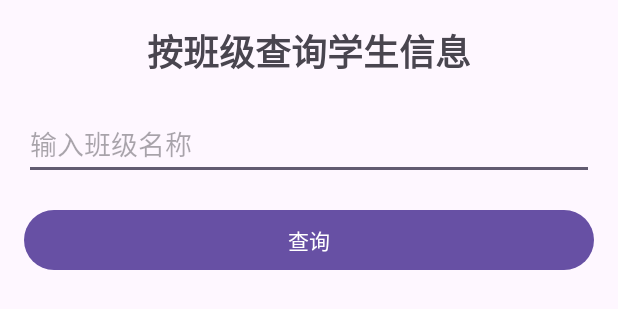
After one commit to Ww-Root-0/Android_student-information-management-system, an Android app: the layout stuclass.xml on its own in the app's theme, with its tools: preview values and no code run, on a phone screen of 412 x 824 dp. The commit adds this screen. Shown: the top 309 px of the screen. Run offline under Robolectric (Android 15) with nearby library versions, the phone set to English and light mode, and no system bars.

Commit message:
大致编写完成班级查询学生资料

```diff
--- a/app/src/main/java/com/example/myapp_keshe/Date/MyHelper.java
+++ b/app/src/main/java/com/example/myapp_keshe/Date/MyHelper.java
@@ -16,7 +16,7 @@ public class MyHelper extends SQLiteOpenHelper {
     public void onCreate(SQLiteDatabase db) {
         // 创建用户表
         db.execSQL("CREATE TABLE users (" +
-                "id INTEGER PRIMARY KEY AUTOINCREMENT, " +
+                "_id INTEGER PRIMARY KEY AUTOINCREMENT, " +
                 "name TEXT, " +
                 "gender TEXT, " +
                 "phone TEXT, " +
--- a/app/src/main/res/layout/home.xml
+++ b/app/src/main/res/layout/home.xml
@@ -9,7 +9,7 @@
         android:id="@+id/btnClassQuery"
         android:layout_width="wrap_content"
         android:layout_height="wrap_content"
-        android:text="班级查询" />
+        android:text="班级信息查询" />
 
     <Button
         android:id="@+id/btnStudentInfoQuery"
@@ -27,7 +27,7 @@
         android:id="@+id/btnUserManagement"
         android:layout_width="wrap_content"
         android:layout_height="wrap_content"
-        android:text="用户管理" />
+        android:text="账号管理" />
 
     <Button
         android:id="@+id/btnStudentManagement"
--- /dev/null
+++ b/app/src/main/res/layout/stuclass.xml
@@ -0,0 +1,35 @@
+<?xml version="1.0" encoding="utf-8"?>
+<LinearLayout xmlns:android="http://schemas.android.com/apk/res/android"
+    android:layout_width="match_parent"
+    android:layout_height="match_parent"
+    android:orientation="vertical"
+    android:padding="16dp">
+
+    <TextView
+        android:layout_width="wrap_content"
+        android:layout_height="wrap_content"
+        android:text="按班级查询学生信息"
+        android:textSize="24sp"
+        android:textStyle="bold"
+        android:layout_gravity="center"
+        android:layout_marginBottom="20dp" />
+
+    <EditText
+        android:id="@+id/editTextClass"
+        android:layout_width="match_parent"
+        android:layout_height="wrap_content"
+        android:hint="输入班级名称"
+        android:layout_marginBottom="16dp" />
+
+    <Button
+        android:id="@+id/buttonSearch"
+        android:layout_width="match_parent"
+        android:layout_height="wrap_content"
+        android:text="查询"
+        android:layout_marginBottom="20dp" />
+
+    <ListView
+        android:id="@+id/listViewStudents"
+        android:layout_width="match_parent"
+        android:layout_height="wrap_content" />
+</LinearLayout>
```
Also changed, not shown: app/src/main/java/com/example/myapp_keshe/Control/ClassQueryActivity.java (+77 -1 lines).
